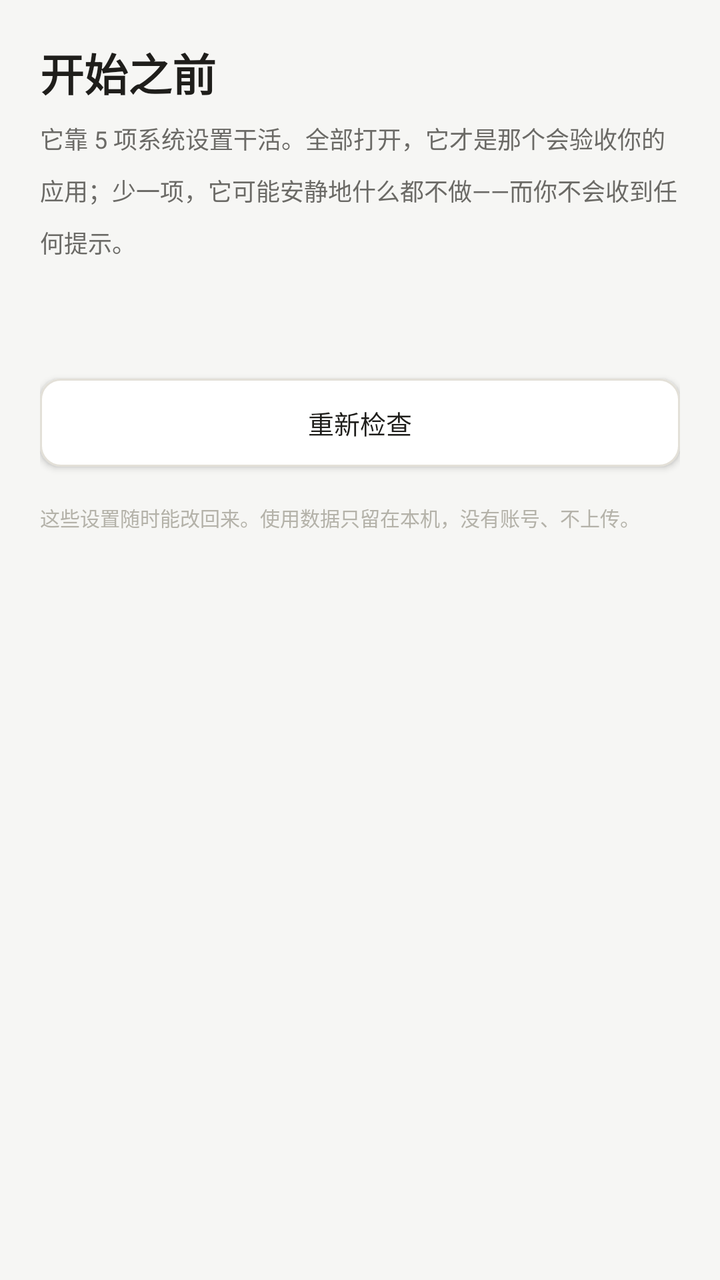
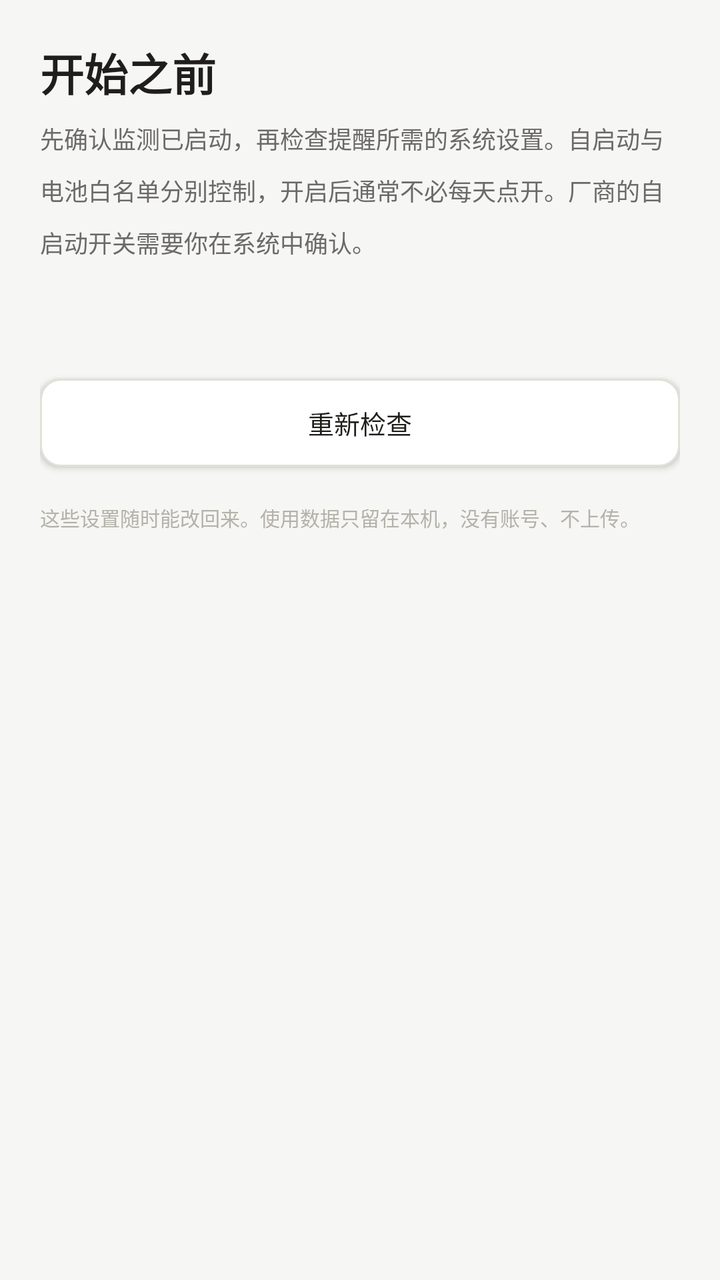

Screens rendered from an Android XML layout before and after an edit, with the pre-edit source and the edit as a unified diff.
<!-- AndroidManifest.xml: application theme Theme.ClosedLoop -->
<!-- res/layout/activity_diagnose.xml -->
<?xml version="1.0" encoding="utf-8"?>
<ScrollView xmlns:android="http://schemas.android.com/apk/res/android"
    android:layout_width="match_parent"
    android:layout_height="match_parent"
    android:fillViewport="true">

    <LinearLayout
        android:layout_width="match_parent"
        android:layout_height="wrap_content"
        android:orientation="vertical"
        android:padding="20dp">

        <TextView
            android:layout_width="wrap_content"
            android:layout_height="wrap_content"
            android:text="开始之前"
            android:textColor="#1F1E1B"
            android:textSize="22sp"
            android:textStyle="bold" />

        <TextView
            android:layout_width="match_parent"
            android:layout_height="wrap_content"
            android:layout_marginTop="8dp"
            android:lineSpacingMultiplier="1.5"
            android:text="它靠 5 项系统设置干活。全部打开，它才是那个会验收你的应用；少一项，它可能安静地什么都不做——而你不会收到任何提示。"
            android:textColor="#6B6A66"
            android:textSize="12sp" />

        <TextView
            android:id="@+id/diagSummary"
            android:layout_width="match_parent"
            android:layout_height="wrap_content"
            android:layout_marginTop="18dp"
            android:textColor="#22A06B"
            android:textSize="13sp"
            android:textStyle="bold" />

        <LinearLayout
            android:id="@+id/diagList"
            android:layout_width="match_parent"
            android:layout_height="wrap_content"
            android:layout_marginTop="8dp"
            android:orientation="vertical" />

        <Button
            android:id="@+id/btnRecheck"
            android:layout_width="match_parent"
            android:layout_height="44dp"
            android:layout_marginTop="16dp"
            android:background="@drawable/bg_btn_outline"
            android:text="重新检查"
            android:textColor="#1F1E1B"
            android:textSize="13sp" />

        <TextView
            android:layout_width="match_parent"
            android:layout_height="wrap_content"
            android:layout_marginTop="18dp"
            android:lineSpacingMultiplier="1.5"
            android:text="这些设置随时能改回来。使用数据只留在本机，没有账号、不上传。"
            android:textColor="#B4B2A9"
            android:textSize="10sp" />
    </LinearLayout>
</ScrollView>
<!-- resources referenced by this layout -->
<resources>
  <!-- drawable bg_btn_outline (drawable) -->
  <?xml version="1.0" encoding="utf-8"?>
  <shape xmlns:android="http://schemas.android.com/apk/res/android"
      android:shape="rectangle">
      <solid android:color="#FFFFFF" />
      <stroke android:width="1dp" android:color="#E3E0D8" />
      <corners android:radius="10dp" />
  </shape>
  <style name="Theme.ClosedLoop" parent="Theme.AppCompat.Light.NoActionBar">
          <item name="colorAccent">#22A06B</item>
          <item name="android:windowBackground">#F6F6F4</item>
          <item name="android:statusBarColor">#F6F6F4</item>
          <item name="android:windowLightStatusBar">true</item>
      </style>
</resources>

<!-- the commit's change to res/layout/activity_diagnose.xml (unified diff, before → after) -->
@@ -23,7 +23,7 @@
             android:layout_height="wrap_content"
             android:layout_marginTop="8dp"
             android:lineSpacingMultiplier="1.5"
-            android:text="它靠 5 项系统设置干活。全部打开，它才是那个会验收你的应用；少一项，它可能安静地什么都不做——而你不会收到任何提示。"
+            android:text="先确认监测已启动，再检查提醒所需的系统设置。自启动与电池白名单分别控制，开启后通常不必每天点开。厂商的自启动开关需要你在系统中确认。"
             android:textColor="#6B6A66"
             android:textSize="12sp" />
 
